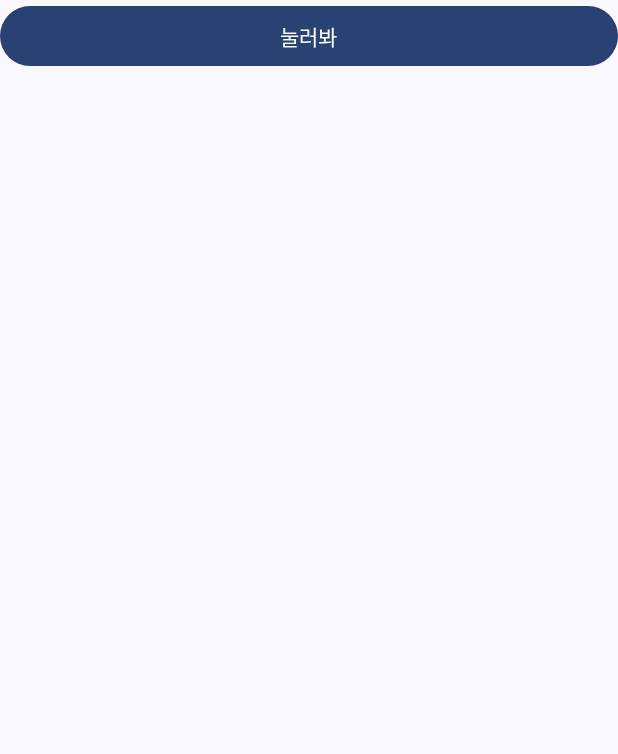
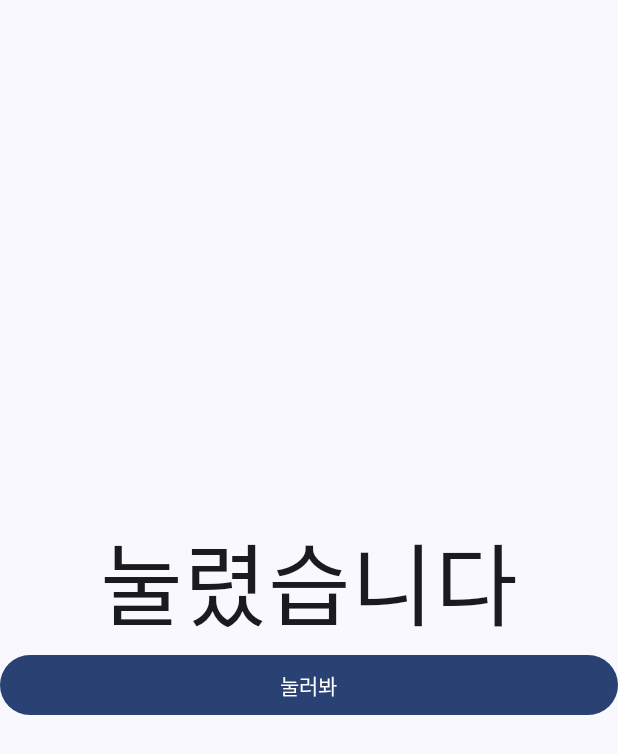
Before and after one commit to junghyunsoo24/S24W10Counter, an Android app built with Jetpack Compose: the screen it shows after launch (MainActivity), after a tap on "눌러봐", on a phone screen of 412 x 824 dp. Shown: the top 754 px of the screen. Run offline under Robolectric (Android 15) with nearby library versions, the phone set to English and light mode, and no system bars.

Commit message:
🎉 State 사용

```diff
--- a/app/src/main/java/kr/ac/kumoh/s20191091/s24w10counter/MainActivity.kt
+++ b/app/src/main/java/kr/ac/kumoh/s20191091/s24w10counter/MainActivity.kt
@@ -1,10 +1,11 @@
 package kr.ac.kumoh.s20191091.s24w10counter
 
 import android.os.Bundle
-import android.widget.Toast
 import androidx.activity.ComponentActivity
 import androidx.activity.compose.setContent
 import androidx.activity.enableEdgeToEdge
+import androidx.compose.foundation.layout.Arrangement
+import androidx.compose.foundation.layout.Column
 import androidx.compose.foundation.layout.fillMaxSize
 import androidx.compose.foundation.layout.fillMaxWidth
 import androidx.compose.foundation.layout.padding
@@ -12,8 +13,11 @@ import androidx.compose.material3.Button
 import androidx.compose.material3.Scaffold
 import androidx.compose.material3.Text
 import androidx.compose.runtime.Composable
+import androidx.compose.runtime.mutableStateOf
+import androidx.compose.runtime.remember
+import androidx.compose.ui.Alignment
 import androidx.compose.ui.Modifier
-import androidx.compose.ui.platform.LocalContext
+import androidx.compose.ui.unit.sp
 import kr.ac.kumoh.s20191091.s24w10counter.ui.theme.S24W10CounterTheme
 
 class MainActivity : ComponentActivity() {
@@ -30,15 +34,34 @@ class MainActivity : ComponentActivity() {
 
 @Composable
 fun MainScreen() {
-    val context = LocalContext.current
+    Scaffold(modifier = Modifier.fillMaxSize()) { innerPadding ->
+        Clicker(Modifier.padding(innerPadding))
+    }
+}
 
-    Scaffold(modifier = Modifier.fillMaxSize()) { innerPadding ->
+@Composable
+fun Clicker(modifier: Modifier = Modifier) {
+//    var txtString = "눌러주세요";
+//    var txtString by remember { mutableStateOf("눌러주세요") }
+//    val txtString = remember { mutableStateOf("눌러주세요") }//잘 안씀
+    val (txtString, setTxtString) = remember { mutableStateOf("눌러주세요") }
+
+    Column(
+        modifier = modifier.fillMaxSize(),
+        verticalArrangement = Arrangement.Center,
+        horizontalAlignment = Alignment.CenterHorizontally
+    ) {
+        Text(
+            text = txtString,
+//            text = txtString.value,
+            fontSize = 60.sp,
+        )
         Button(
-            modifier = Modifier.padding(innerPadding).fillMaxWidth(),
+            modifier = Modifier.fillMaxWidth(),
             onClick = {
-                Toast.makeText(context,
-                    "눌렸습니다",
-                    Toast.LENGTH_SHORT).show()
+//                txtString = "눌렸습니다"
+//                txtString.value = "눌렸습니다"
+                setTxtString("눌렸습니다")
             }
         ) {
             Text("눌러봐")
```
